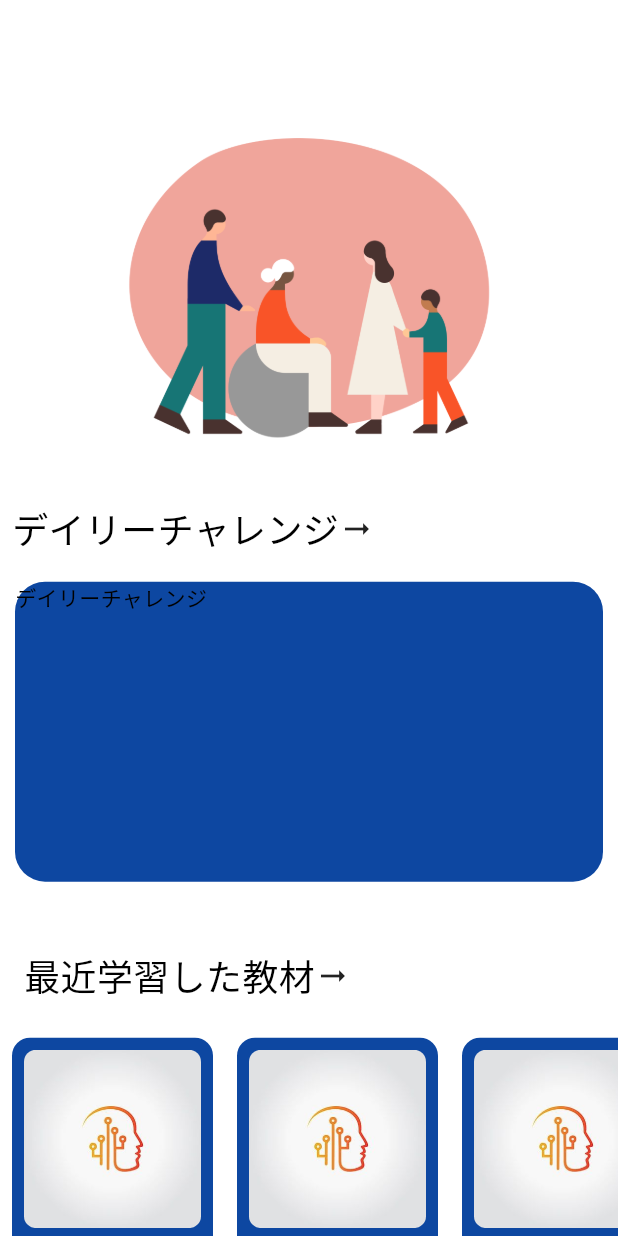
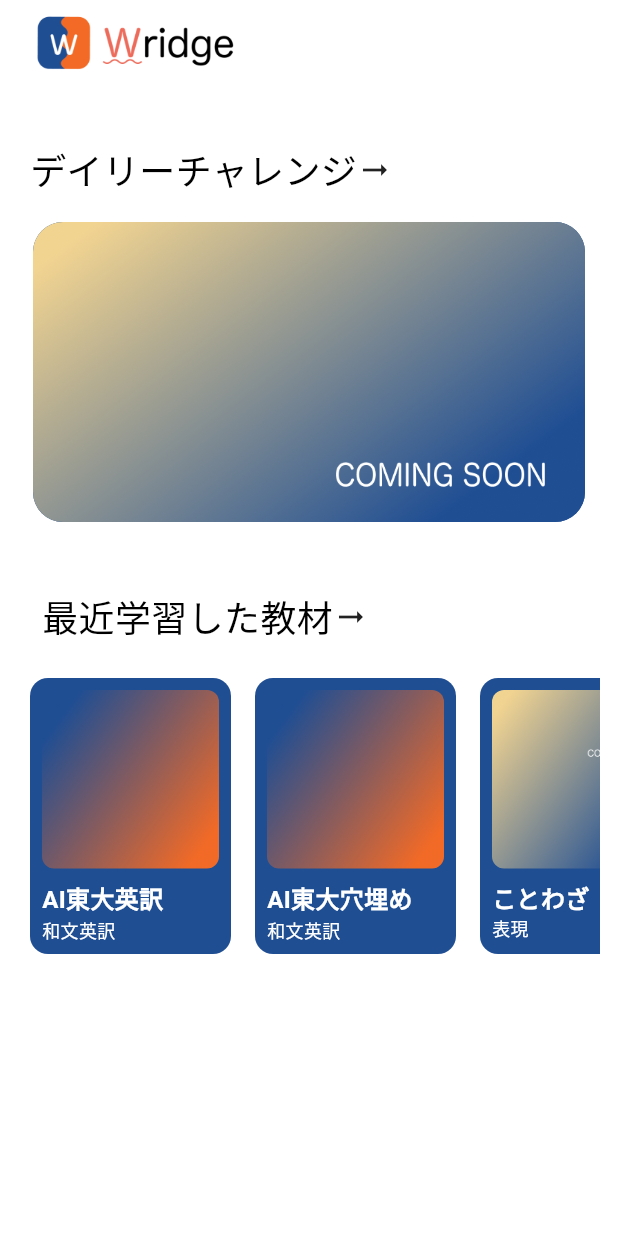
Before and after one commit to pe-tanman/writing_learner, a Flutter app: the screen it shows after launch, on a phone screen of 412 x 824 dp. Run offline on Flutter 3.47's test engine with Material 3 defaults, Android fonts, the phone set to English and light mode, and no system bars; our stand-ins replace flutter_dotenv, flutter_riverpod, riverpod_annotation; missing offline and left inert: fast_csv; Roboto replaces fonts that are missing (hiragino); project files that could hold a hidden picture were left out.

Commit message:
design_improvement

```diff
--- a/lib/screens/home_screen.dart
+++ b/lib/screens/home_screen.dart
@@ -28,13 +28,17 @@ class HomeScreenState extends ConsumerState<HomeScreen> {
   Widget build(BuildContext context) {
     return Scaffold(
         appBar: AppBar(
+          title: SizedBox(height:70, child:  Padding(
+            padding: const EdgeInsets.all(2.0),
+            child: Image.asset('lib/assets/wridge.png'),
+          )),
         ),
-        body: SingleChildScrollView(
+        body: Padding(
+          padding: const EdgeInsets.all(12.0),
+          child: SingleChildScrollView(
           child: Column(
             mainAxisSize: MainAxisSize.min,
             children: [
-            const SizedBox(height: 20),
-            Image.asset('lib/assets/l01_rectangle.png'),
            const SizedBox(height: 20),
                Padding(
                  padding: const EdgeInsets.all(8.0),
@@ -44,7 +48,7 @@ class HomeScreenState extends ConsumerState<HomeScreen> {
                       'デイリーチャレンジ',
                       style: appTheme().textTheme.headlineMedium,
                     ),
-                  Icon(Icons.arrow_right_alt)
+                    const Icon(Icons.arrow_right_alt)
                   ],
                              ),
                ),
@@ -56,20 +60,20 @@ class HomeScreenState extends ConsumerState<HomeScreen> {
                   decoration: BoxDecoration(
                     color: AppColors.themeColor,
                     borderRadius: BorderRadius.circular(20),
+                    image: const DecorationImage(image:  AssetImage('lib/assets/coming_wide.png'), fit: BoxFit.fill),
                   ),
-                child: const Text('デイリーチャレンジ'),
                 ),
               ),
               const SizedBox(height: 20),
                Padding(
-              padding: EdgeInsets.all(16.0),
+                padding: const EdgeInsets.all(16.0),
                 child: Row(
                   children: [
                     Text(
                       '最近学習した教材',
                       style: appTheme().textTheme.headlineMedium,
                     ),
-                  Icon(Icons.arrow_right_alt)
+                    const Icon(Icons.arrow_right_alt)
                   ],
                 ),
               ),
@@ -77,18 +81,19 @@ class HomeScreenState extends ConsumerState<HomeScreen> {
                 scrollDirection: Axis.horizontal,
                 child: Row(
                   children: [
-                  _buildItem('AI東大英訳', '和文英訳', 'lib/assets/ai_image.jpeg',
+                    _buildItem('AI東大英訳', '和文英訳', 'lib/assets/blue.png',
                         QuestionView.routeName, context, ref, '東京'),
-                  _buildItem('AI東大穴埋め', '和文英訳', 'lib/assets/ai_image.jpeg',
+                    _buildItem('AI東大穴埋め', '和文英訳', 'lib/assets/blue.png',
                         FillingQuestionView.routeName, context, ref, '東京'),
-                  _buildItem('ことわざ', '表現', 'lib/assets/ai_image.jpeg',
+                    _buildItem('ことわざ', '表現', 'lib/assets/coming_square.png',
                         ProverbQuestionView.routeName, context, ref),
-                  _buildItem('構文150', '構文', 'lib/assets/ai_image.jpeg',
-                      FillingPatternQuestionView.routeName, context, ref, "東京"),
+                    _buildItem('構文150', '構文', 'lib/assets/coming_square.png',
+                        FillingPatternQuestionView.routeName, context, ref),
                   ],
                 ),
               ),
             ],
+          ),
                 ),
         ),
     );
--- a/lib/themes/app_color.dart
+++ b/lib/themes/app_color.dart
@@ -1,16 +1,49 @@
 import 'package:flutter/material.dart';
 
 class AppColors {
-  static final themeColor = Colors.blue.shade900;
-  static const themeColorPrimary = Colors.orange;
-  static get accentTextColor => Colors.orange.shade700;
-  static get accentColor => Colors.orangeAccent;
-  static const scaffoldBackgroundColor = Colors.white;
+  static MaterialColor congressBlueSwatch = const MaterialColor(
+    0xFF3174C6,
+    const <int, Color>{
+      50: const Color(0xFFF2F6FD),
+      100: const Color(0xFFE5ECF9),
+      200: const Color(0xFFC5D8F2),
+      300: const Color(0xFF92B8E7),
+      400: const Color(0xFF5792D9),
+      500: const Color(0xFF3174C6),
+      600: const Color(0xFF225AA7),
+      700: const Color(0xFF1F4E93),
+      800: const Color(0xFF1B3E71),
+      900: const Color(0xFF1C365E),
+      950: const Color(0xFF13233E),
+    },
+  );
+  static MaterialColor orangeSwatch = const MaterialColor(
+    0xFFF26A26,
+    const <int, Color>{
+      50: const Color(0xFFFEF6EE),
+      100: const Color(0xFFFEEAD6),
+      200: const Color(0xFFFBD1AD),
+      300: const Color(0xFFF8B079),
+      400: const Color(0xFFF58542),
+      500: const Color(0xFFF26A26),
+      600: const Color(0xFFE34A13),
+      700: const Color(0xFFBC3712),
+      800: const Color(0xFF962C16),
+      900: const Color(0xFF782816),
+      950: const Color(0xFF411109),
+    },
+  );
+  static final themeColor = congressBlueSwatch.shade700;
+  static final secondaryColor = congressBlueSwatch.shade500;
+  static final themeColorPrimary = congressBlueSwatch;
+  static const accentTextColor = Color.fromARGB(255, 237, 107, 90);
+  static const accentColor = Color.fromARGB(255, 242, 106, 38);
+  static final scaffoldBackgroundColor = Colors.white;
   //text color
   static const darkText1 = Colors.black;
   static const lightText1 = Colors.white;
-  static const indicatorColorHigh = Color.fromARGB(255, 255, 126, 12);
-  static const indicatorColorMedium = Color.fromARGB(255, 239, 151, 56);
-  static const indicatorColorLow = Color.fromARGB(255, 240, 191, 76);
+  static final indicatorColorHigh = orangeSwatch.shade400;
+  static final indicatorColorMedium = orangeSwatch.shade300;
+  static final indicatorColorLow = orangeSwatch.shade200;
   //
 }
--- a/lib/themes/app_theme.dart
+++ b/lib/themes/app_theme.dart
@@ -1,9 +1,8 @@
 import 'package:flutter/material.dart';
 import 'app_color.dart';
-import 'package:google_fonts/google_fonts.dart';
 
 ThemeData appTheme() => ThemeData(
-      appBarTheme: const AppBarTheme(
+      appBarTheme: AppBarTheme(
         backgroundColor: AppColors.scaffoldBackgroundColor,
       ),
       useMaterial3: true,
--- a/lib/utilities/generative_service.dart
+++ b/lib/utilities/generative_service.dart
@@ -1,14 +1,8 @@
 import 'dart:convert';
-import 'dart:ffi';
-import 'dart:io';
 
 import 'package:flutter_dotenv/flutter_dotenv.dart';
-import 'package:google_generative_ai/google_generative_ai.dart';
-import 'package:dart_openai/dart_openai.dart';
-import 'package:flutter_riverpod/flutter_riverpod.dart';
 import 'dart:convert' as convert;
 
-import 'package:writing_learner/provider/question_provider.dart';
 import 'package:http/http.dart' as http;
 
 class GenerativeService {
@@ -55,7 +49,7 @@ class GenerativeService {
     String apiKey = dotenv.get('OPENAI_API_KEY');
     const domain = 'api.openai.com';
     const path = 'v1/chat/completions';
-    var response;
+    http.Response response;
     var output;
 
     if (json && jsonScheme != null) {
--- a/lib/widgets/modify_answer_block.dart
+++ b/lib/widgets/modify_answer_block.dart
@@ -121,7 +121,7 @@ class ModifiedAnswerRichTextState
           text: originalPhrase,
           style: TextStyle(
             fontSize: 15,
-            color: AppColors.accentColor,
+            color: AppColors.accentTextColor,
           ),
         ));
 
@@ -175,7 +175,7 @@ class ModifiedAnswerRichTextState
           style: TextStyle(
             fontSize: 15,
             decoration: TextDecoration.underline,
-            color: AppColors.accentColor,
+            color: AppColors.accentTextColor,
           ),
           recognizer: TapGestureRecognizer()
             ..onTap = () {
```
Also changed, not shown: lib/assets/blue.png (added), lib/assets/coming_square.png (added), lib/assets/coming_wide.png (added), lib/assets/filling.png (added), lib/assets/kotowaza.png (added), lib/assets/logo.png (added), lib/assets/orange.png (added), lib/assets/structure.png (added), lib/assets/translation.png (added), lib/assets/wridge.png (added). Lines whose indentation alone changed are shown as unchanged.
